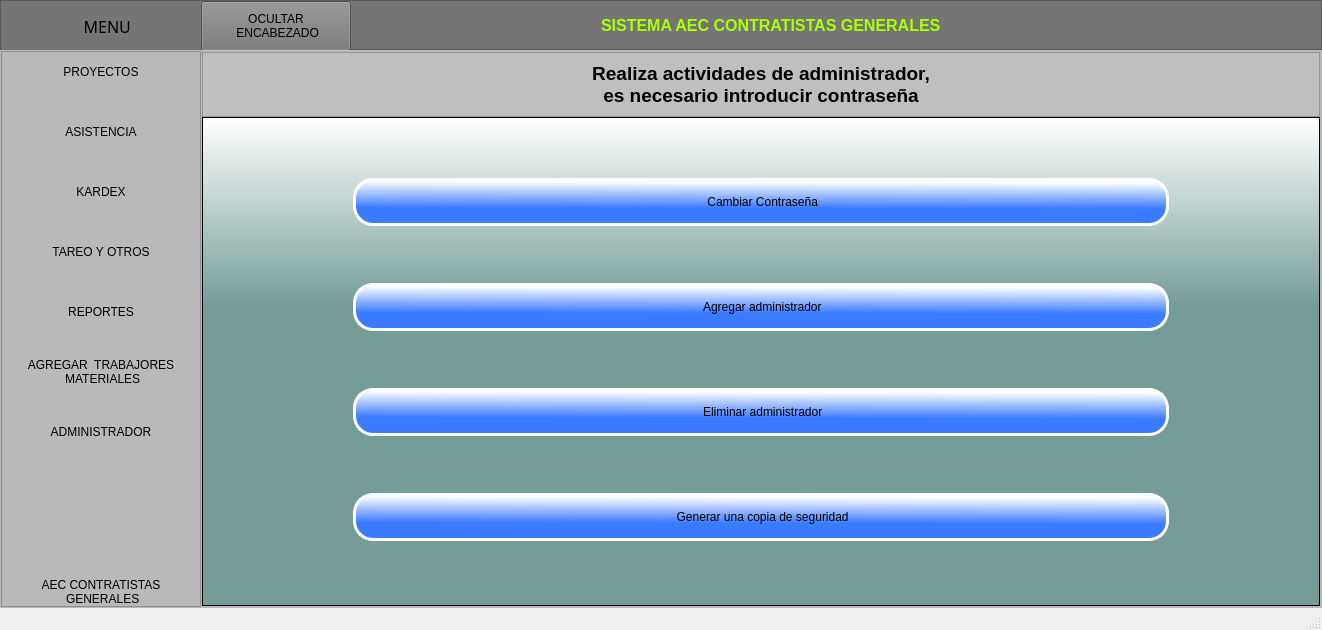
Above: ui_files/menu.ui from Romehe369/aec_contrastistas_g before the change. Below: the same form after it.
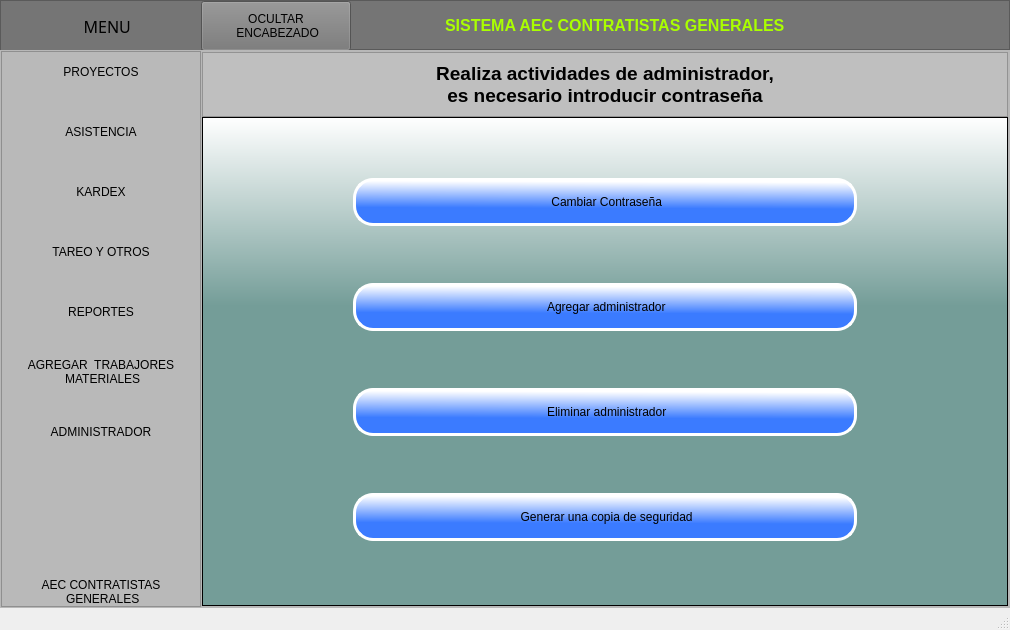
That is the form after the change. The open tabs and pages were chosen to show the change. Icons and pictures are not drawn.

Diff of the .ui file:
```diff
--- a/ui_files/menu.ui
+++ b/ui_files/menu.ui
@@ -6,7 +6,7 @@
    <rect>
     <x>0</x>
     <y>0</y>
-    <width>1322</width>
+    <width>1010</width>
     <height>630</height>
    </rect>
   </property>
@@ -27,7 +27,7 @@
 }</string>
   </property>
   <widget class="QWidget" name="centralwidget">
-   <layout class="QVBoxLayout" name="verticalLayout">
+   <layout class="QVBoxLayout" name="verticalLayout" stretch="0,0">
     <property name="spacing">
      <number>0</number>
     </property>
@@ -61,6 +61,9 @@
        <string notr="true">QFrame{
 background-color: rgb(117, 117, 117);
 }
+QPushButton{
+background-color: rgb(117, 117, 117);
+}
 </string>
       </property>
       <property name="frameShape">
@@ -72,7 +75,7 @@
       <property name="lineWidth">
        <number>0</number>
       </property>
-      <layout class="QHBoxLayout" name="horizontalLayout_2">
+      <layout class="QHBoxLayout" name="horizontalLayout_2" stretch="0,0,0,0,0,0,0,0,0">
        <property name="spacing">
         <number>0</number>
        </property>
```
Left out of the diff: 8 changed lines with no effect on the pictures.
